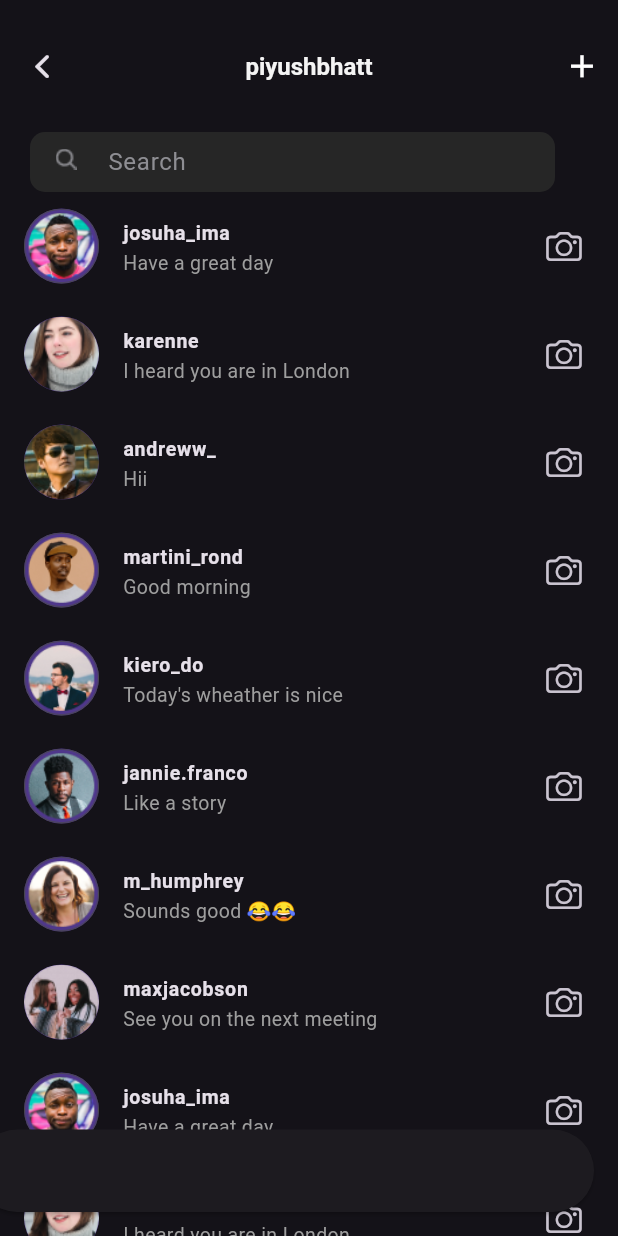
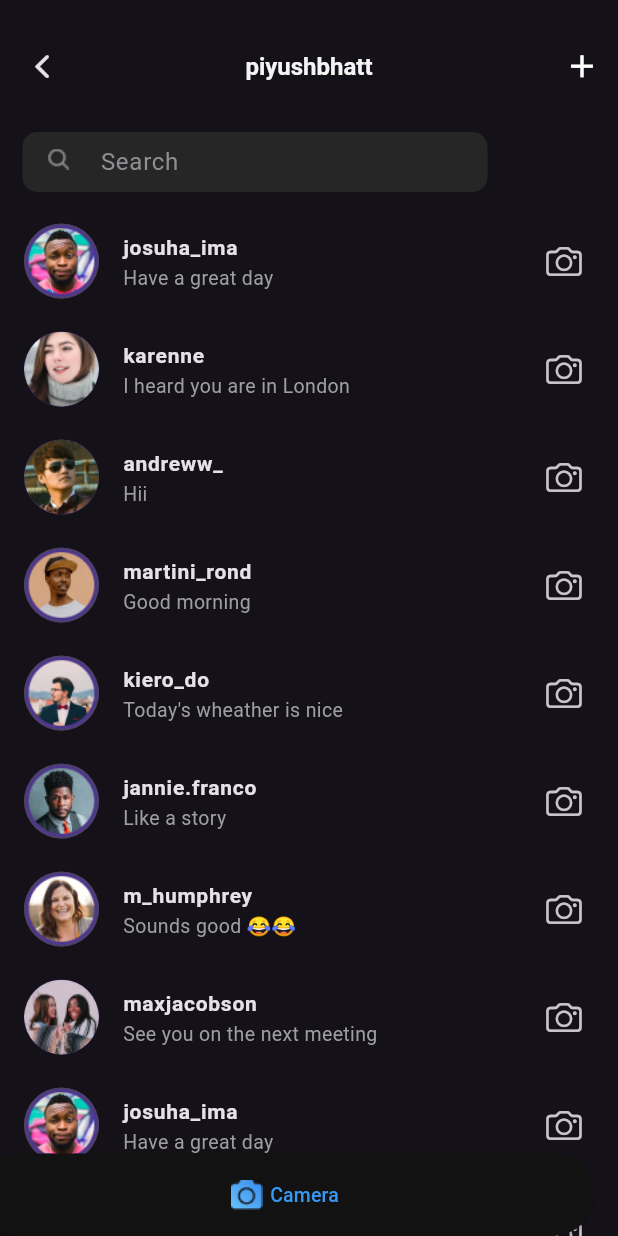
Before and after one commit to Piyushbhatt7/Instagram-Clone, a Flutter app: the MessageScreen screen opened directly, on a phone screen of 412 x 824 dp. Run offline on Flutter 3.47's test engine with Material 3 defaults, Android fonts, the phone set to English and light mode, and no system bars; network calls fail.

```diff
--- a/lib/Screens/Messages/messagescreen.dart
+++ b/lib/Screens/Messages/messagescreen.dart
@@ -132,10 +132,10 @@ class MessageScreen extends StatelessWidget {
           children: [
             Row(
               children: [
-                SizedBox(width: 20,),
+                SizedBox(width: 15,),
                 Container(
                   height: 40,
-                  width: 350,
+                  width: 310,
                   decoration: BoxDecoration(
                     color: Color(0XFF262626),
                     borderRadius: BorderRadius.circular(10)
@@ -157,6 +157,8 @@ class MessageScreen extends StatelessWidget {
               ],
             ),
 
+            SizedBox(height: 10,),
+
              Expanded(
                child: ListView.builder(itemBuilder: (context, index){
                   return ListTile(
@@ -164,7 +166,7 @@ class MessageScreen extends StatelessWidget {
                         radius: 25,
                          backgroundImage: AssetImage("assets/images/${arrContent[index]["img"].toString()}"),
                       ),
-                       title: Text(arrContent[index]["name"].toString(),style: TextStyle(fontSize: 13, fontWeight: FontWeight.bold),),
+                       title: Text(arrContent[index]["name"].toString(),style: TextStyle(fontSize: 14, fontWeight: FontWeight.bold),),
                        subtitle: Text(arrContent[index]["lastmsg"].toString(),style: TextStyle(fontSize: 13, color: Colors.grey),),
                        trailing: Icon(CupertinoIcons.camera),
 
@@ -181,12 +183,19 @@ class MessageScreen extends StatelessWidget {
           width: double.infinity,
           child: ElevatedButton(onPressed: (){
 
-          }, child: Row(
+          }, style: ElevatedButton.styleFrom(backgroundColor: Color(0xff121212),),
+
+          child: Row(
+            mainAxisAlignment: MainAxisAlignment.center,
             children: [
-
+               Helper.CustomImage(imgurl: "cam.png"),
+               SizedBox(width: 5,),
+               Text("Camera", style: TextStyle(fontSize: 13, color: Color(0XFF3897F0)),)
             ],
           ))
         ),
+
+        floatingActionButtonLocation: FloatingActionButtonLocation.endDocked,
     );
   }
 }
```
Also changed, not shown: assets/images/cam.png (added).
